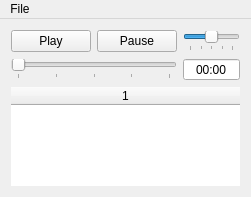
Before: the Qt Designer form QtSimplePlayer/mainwindow.ui in SMC-LAB/Eve, drawn with Qt 5.
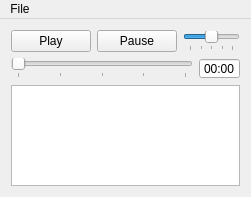
After: the same form once the commit is applied.

Commit message:
Added full playlist to QTableWidget
* Displays full play list titles when loaded file is a collection
* Highlights currently playing file (searches table for an exact match to what's reported by currentPlaying control...)
* Conditionally deals with single audio files instead

```diff
--- a/QtSimplePlayer/mainwindow.ui
+++ b/QtSimplePlayer/mainwindow.ui
@@ -41,7 +41,7 @@
       </property>
      </widget>
     </item>
-    <item row="0" column="2">
+    <item row="0" column="2" colspan="2">
      <widget class="QSlider" name="gainSlider">
       <property name="autoFillBackground">
        <bool>false</bool>
@@ -69,8 +69,14 @@
       </property>
      </widget>
     </item>
-    <item row="1" column="0" colspan="2">
+    <item row="1" column="0" colspan="3">
      <widget class="QSlider" name="posSlider">
+      <property name="sizePolicy">
+       <sizepolicy hsizetype="Expanding" vsizetype="Fixed">
+        <horstretch>0</horstretch>
+        <verstretch>0</verstretch>
+       </sizepolicy>
+      </property>
       <property name="maximum">
        <number>100</number>
       </property>
@@ -91,8 +97,14 @@
       </property>
      </widget>
     </item>
-    <item row="1" column="2">
+    <item row="1" column="3">
      <widget class="QTimeEdit" name="posTime">
+      <property name="maximumSize">
+       <size>
+        <width>51</width>
+        <height>21</height>
+       </size>
+      </property>
       <property name="contextMenuPolicy">
        <enum>Qt::CustomContextMenu</enum>
       </property>
@@ -116,16 +128,16 @@
       </property>
      </widget>
     </item>
-    <item row="2" column="0" colspan="3">
+    <item row="2" column="0" colspan="4">
      <widget class="QTableWidget" name="playTable">
       <property name="enabled">
        <bool>true</bool>
       </property>
       <property name="frameShape">
-       <enum>QFrame::NoFrame</enum>
+       <enum>QFrame::StyledPanel</enum>
       </property>
       <property name="frameShadow">
-       <enum>QFrame::Plain</enum>
+       <enum>QFrame::Sunken</enum>
       </property>
       <property name="lineWidth">
        <number>1</number>
@@ -134,13 +146,19 @@
        <enum>Qt::ScrollBarAsNeeded</enum>
       </property>
       <property name="horizontalScrollBarPolicy">
-       <enum>Qt::ScrollBarAlwaysOff</enum>
+       <enum>Qt::ScrollBarAsNeeded</enum>
+      </property>
+      <property name="editTriggers">
+       <set>QAbstractItemView::NoEditTriggers</set>
+      </property>
+      <property name="dragDropOverwriteMode">
+       <bool>false</bool>
       </property>
       <property name="alternatingRowColors">
        <bool>true</bool>
       </property>
       <property name="selectionMode">
-       <enum>QAbstractItemView::SingleSelection</enum>
+       <enum>QAbstractItemView::NoSelection</enum>
       </property>
       <property name="selectionBehavior">
        <enum>QAbstractItemView::SelectRows</enum>
@@ -149,7 +167,7 @@
        <bool>false</bool>
       </property>
       <property name="gridStyle">
-       <enum>Qt::DotLine</enum>
+       <enum>Qt::NoPen</enum>
       </property>
       <property name="sortingEnabled">
        <bool>false</bool>
@@ -164,10 +182,10 @@
        <number>1</number>
       </property>
       <attribute name="horizontalHeaderVisible">
-       <bool>true</bool>
+       <bool>false</bool>
       </attribute>
       <attribute name="horizontalHeaderCascadingSectionResizes">
-       <bool>true</bool>
+       <bool>false</bool>
       </attribute>
       <attribute name="horizontalHeaderHighlightSections">
        <bool>true</bool>
@@ -179,10 +197,10 @@
        <bool>false</bool>
       </attribute>
       <attribute name="verticalHeaderCascadingSectionResizes">
-       <bool>true</bool>
+       <bool>false</bool>
       </attribute>
       <attribute name="verticalHeaderStretchLastSection">
-       <bool>true</bool>
+       <bool>false</bool>
       </attribute>
       <row/>
       <column/>
@@ -205,6 +223,7 @@
     </property>
     <addaction name="actionOpen"/>
     <addaction name="separator"/>
+    <addaction name="actionClose"/>
     <addaction name="actionQuit"/>
    </widget>
    <addaction name="menuFile"/>
@@ -225,6 +244,14 @@
     <string>Ctrl+Q</string>
    </property>
   </action>
+  <action name="actionClose">
+   <property name="text">
+    <string>Close</string>
+   </property>
+   <property name="shortcut">
+    <string>Ctrl+W</string>
+   </property>
+  </action>
  </widget>
  <layoutdefault spacing="6" margin="11"/>
  <resources/>
```
The commit also changes 2 other files.
